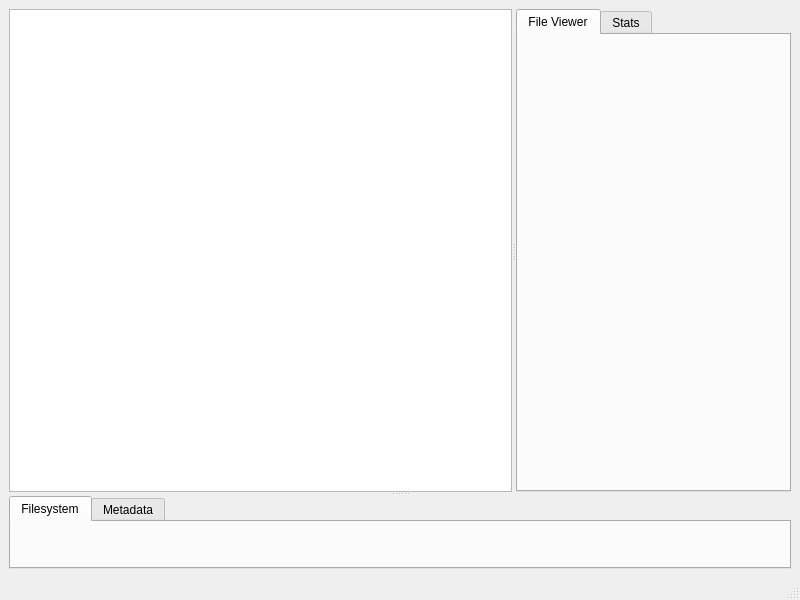
This is src/ui/windows/mainwindow.ui in davidferrei/nomen as Qt 5 draws it before an edit. The edited form follows.
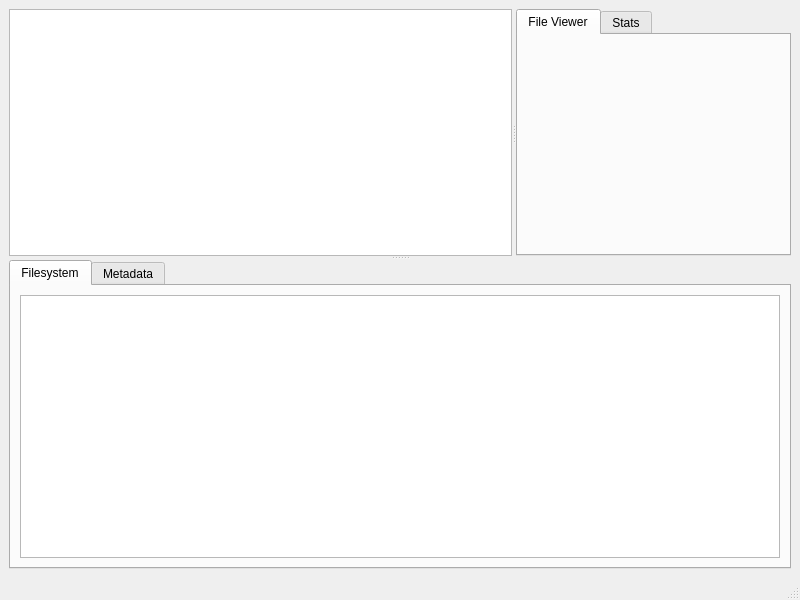
This is the edited form.

Commit message: add FSExplore Table

The edit to the form file:
```diff
--- a/src/ui/windows/mainwindow.ui
+++ b/src/ui/windows/mainwindow.ui
@@ -79,6 +79,18 @@
           <attribute name="title">
            <string>Filesystem</string>
           </attribute>
+          <layout class="QGridLayout" name="gridLayout_fs">
+           <item row="0" column="0">
+            <widget class="QTableView" name="tableView">
+             <property name="sizePolicy">
+              <sizepolicy hsizetype="Expanding" vsizetype="Expanding">
+               <horstretch>0</horstretch>
+               <verstretch>0</verstretch>
+              </sizepolicy>
+             </property>
+            </widget>
+           </item>
+          </layout>
          </widget>
          <widget class="QWidget" name="metadataViewerTab">
           <attribute name="title">
```
